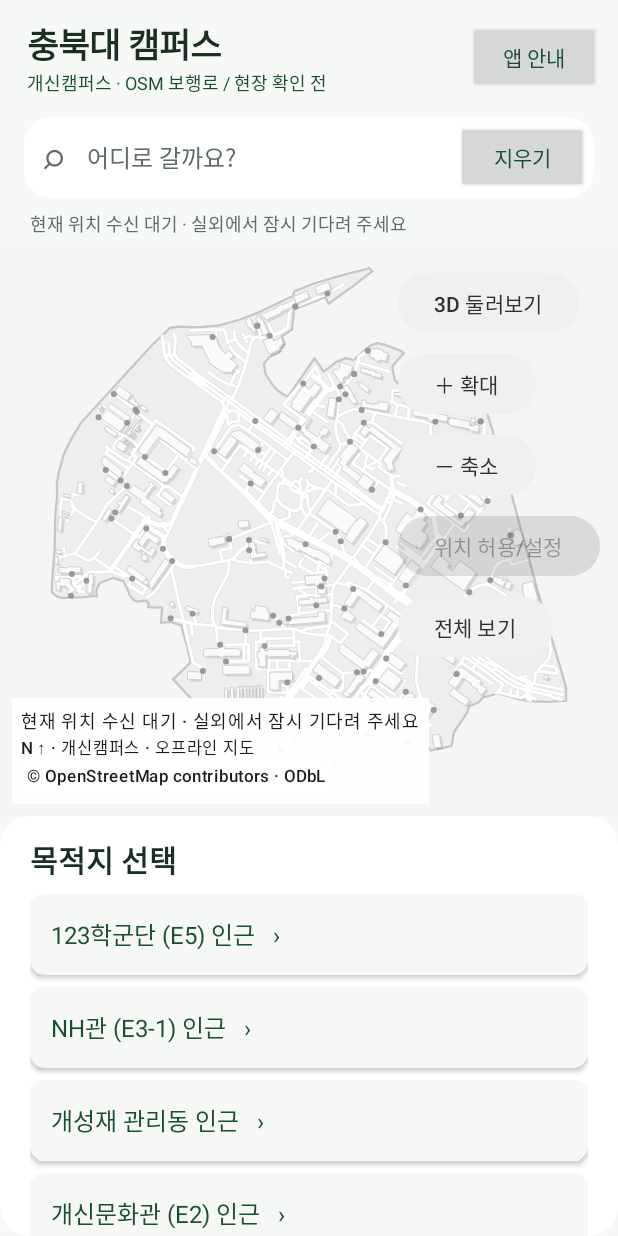
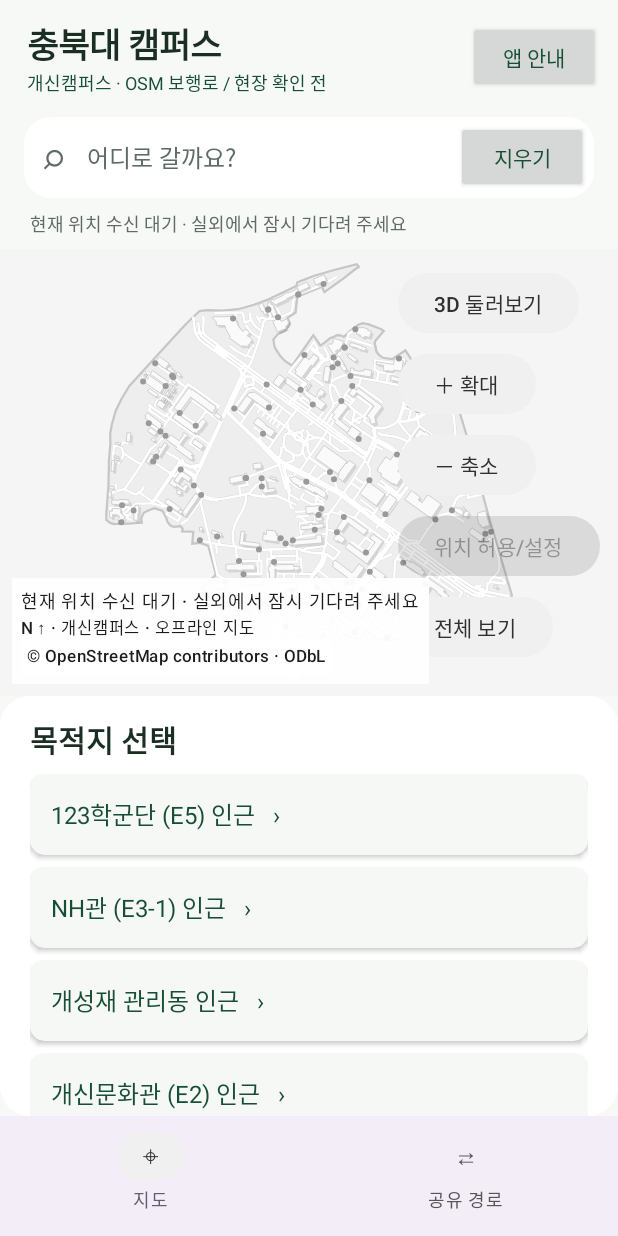
Before and after one commit to sballgut/sensor_map, an Android app built with Jetpack Compose: the screen it shows after launch (MainActivity), on a phone screen of 412 x 824 dp. Run offline under Robolectric (Android 15) with nearby library versions, the phone set to English and light mode, and no system bars; pictures from the network do not load.

Commit message:
Add received routes tab with validated file import and navigation

```diff
--- a/campus-route/app/src/main/java/kr/ac/campusroute/MainActivity.kt
+++ b/campus-route/app/src/main/java/kr/ac/campusroute/MainActivity.kt
@@ -6,6 +6,8 @@ import androidx.activity.compose.setContent
 import androidx.activity.enableEdgeToEdge
 import androidx.activity.compose.BackHandler
 import androidx.compose.runtime.*
+import androidx.compose.runtime.saveable.rememberSaveable
+import kr.ac.campusroute.ui.shared.SharedRoutesScreen
 import androidx.compose.foundation.layout.*
 import androidx.compose.material3.*
 import androidx.compose.ui.Modifier
@@ -32,11 +34,22 @@ class MainActivity : ComponentActivity() {
                 val state by model.state.collectAsStateWithLifecycle()
                 val location = rememberDeviceLocation()
                 LaunchedEffect(location.state) { model.updateLocation(location.state) }
+                var tab by rememberSaveable { mutableIntStateOf(0) }
                 BackHandler(state.navigating) { if (state.mapPreview) model.toggleMap() else model.end() }
                 Surface(Modifier.fillMaxSize()) {
                     Box(Modifier.fillMaxSize().safeDrawingPadding()) {
                         if (state.navigating && !state.mapPreview) NavigationScreen(model, state, location.headingDegrees)
-                        else HomeScreen(model, state, location)
+                        else if(state.navigating) HomeScreen(model,state,location)
+                        else Column(Modifier.fillMaxSize()) {
+                            Box(Modifier.weight(1f).fillMaxWidth()) {
+                                if(tab==0) HomeScreen(model,state,location)
+                                else SharedRoutesScreen(model,state,location)
+                            }
+                            NavigationBar {
+                                NavigationBarItem(selected=tab==0,onClick={tab=0; model.clearMessage()},icon={Text("⌖")},label={Text("지도")})
+                                NavigationBarItem(selected=tab==1,onClick={tab=1; model.clearMessage()},icon={Text("⇄")},label={Text("공유 경로")})
+                            }
+                        }
                     }
                 }
             }
--- a/campus-route/app/src/main/java/kr/ac/campusroute/ui/map/CampusMapPanel.kt
+++ b/campus-route/app/src/main/java/kr/ac/campusroute/ui/map/CampusMapPanel.kt
@@ -33,13 +33,16 @@ fun CampusMapPanel(
     location: MapLocationState, modifier: Modifier = Modifier,
     onDestinationSelected: (String) -> Unit,
     onRequestLocation: () -> Unit, onOpenLocationSettings: () -> Unit,
-    permissionDenied: Boolean = false, headingDegrees: Double? = null
+    permissionDenied: Boolean = false, headingDegrees: Double? = null, initiallyFollowing: Boolean = true
 ) {
     var show3d by remember { mutableStateOf(false) }
-    var zoom by remember { mutableFloatStateOf(1f) }
+    val previewPoints=if(!initiallyFollowing) route?.nodes?.map { it.position }.orEmpty() else emptyList()
+    val initialCenter=if(previewPoints.isEmpty()) campus.center else Point((previewPoints.minOf { it.x }+previewPoints.maxOf { it.x })/2,(previewPoints.minOf { it.y }+previewPoints.maxOf { it.y })/2)
+    val initialZoom=if(previewPoints.isEmpty()) 1f else min(campus.mapWidth/(previewPoints.maxOf { it.x }-previewPoints.minOf { it.x }+150),campus.mapHeight/(previewPoints.maxOf { it.y }-previewPoints.minOf { it.y }+150)).toFloat().coerceIn(.5f,8f)
+    var zoom by remember { mutableFloatStateOf(initialZoom) }
     var pan by remember { mutableStateOf(Offset.Zero) }
-    var center by remember(campus) { mutableStateOf(campus.center) }
-    var following by remember { mutableStateOf(true) }
+    var center by remember(campus) { mutableStateOf(initialCenter) }
+    var following by remember { mutableStateOf(initiallyFollowing) }
     val fix=location.fix
     val current=fix?.let { projectWgs84(it.latitude,it.longitude,campus.originLatitude,campus.originLongitude) }
     val outside=current?.let { !containsPoint(it,campus.boundary) } == true
```
Also changed, not shown: campus-route/app/src/main/java/kr/ac/campusroute/sharing/SharedRoute.kt (added, +22 -0 lines), campus-route/app/src/main/java/kr/ac/campusroute/sharing/SharedRouteStore.kt (added, +35 -0 lines), campus-route/app/src/main/java/kr/ac/campusroute/ui/CampusViewModel.kt (+19 -0 lines), campus-route/app/src/main/java/kr/ac/campusroute/ui/shared/SharedRoutesScreen.kt (added, +102 -0 lines), 8 other files.
